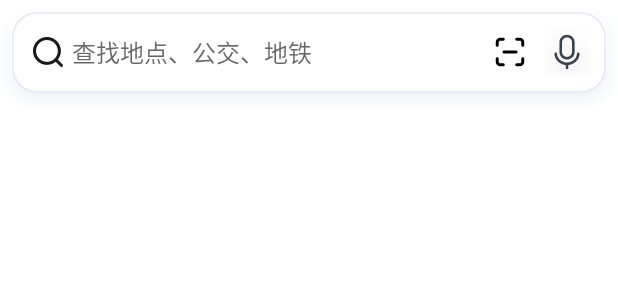
After one commit to epicmars/LiteRefreshDemo, an Android app: the layout view_amap_search_bar.xml on its own in the app's theme, with its tools: preview values and no code run, on a phone screen of 412 x 824 dp. The commit adds this screen. Shown: the top 300 px of the screen. Run offline under Robolectric (Android 15) with nearby library versions, the phone set to English and light mode, and no system bars.

Commit message:
更新高德地图搜索框UI

```diff
--- /dev/null
+++ b/demo/src/main/res/drawable/amap_sq_search_bar_container_bg_top_v2.xml
@@ -0,0 +1,6 @@
+<?xml version="1.0" encoding="utf-8"?>
+<layer-list xmlns:android="http://schemas.android.com/apk/res/android">
+    <item
+        android:bottom="-5dp"
+        android:drawable="@drawable/amap_qs_searchbar_bottom_shadows" />
+</layer-list>
--- /dev/null
+++ b/demo/src/main/res/drawable/amap_sq_search_bar_container_bg_v2.xml
@@ -0,0 +1,10 @@
+<?xml version="1.0" encoding="utf-8"?>
+<layer-list xmlns:android="http://schemas.android.com/apk/res/android">
+    <item>
+        <shape>
+            <corners android:radius="16dp"/>
+            <solid android:color="#ffffff"/>
+            <stroke android:width="1dp" android:color="#e9ecf6"/>
+        </shape>
+    </item>
+</layer-list>
--- /dev/null
+++ b/demo/src/main/res/layout/view_amap_search_bar.xml
@@ -0,0 +1,111 @@
+<?xml version="1.0" encoding="utf-8"?>
+
+<androidx.constraintlayout.widget.ConstraintLayout xmlns:android="http://schemas.android.com/apk/res/android"
+    xmlns:app="http://schemas.android.com/apk/res-auto"
+    android:layout_width="match_parent"
+    android:layout_height="wrap_content">
+
+    <View
+        android:layout_width="match_parent"
+        android:layout_height="54dp"
+        app:layout_constraintBottom_toBottomOf="parent"
+        app:layout_constraintEnd_toEndOf="parent"
+        app:layout_constraintStart_toStartOf="parent" />
+
+    <LinearLayout
+        android:id="@+id/linearLayout"
+        android:layout_width="match_parent"
+        android:layout_height="wrap_content"
+        android:clipChildren="true"
+        android:clipToPadding="true"
+        android:orientation="horizontal"
+        app:layout_constraintBottom_toBottomOf="parent"
+        app:layout_constraintEnd_toEndOf="parent"
+        app:layout_constraintStart_toStartOf="parent"
+        app:layout_constraintTop_toTopOf="parent">
+
+        <LinearLayout
+            android:id="@+id/maphome_searchbar_container"
+            android:layout_width="match_parent"
+            android:layout_height="wrap_content"
+            android:background="@drawable/amap_sq_search_bar_container_bg_top_v2"
+            android:orientation="horizontal"
+            android:padding="8dp">
+
+            <LinearLayout
+                android:id="@+id/maphome_searchbar_bg"
+                android:layout_width="match_parent"
+                android:layout_height="54dp"
+                android:background="@drawable/amap_sq_search_bar_container_bg_v2"
+                android:gravity="center_vertical"
+                android:orientation="horizontal">
+
+                <ImageView
+                    android:layout_width="24dp"
+                    android:layout_height="24dp"
+                    android:layout_gravity="center_vertical"
+                    android:layout_marginLeft="12dp"
+                    android:src="@drawable/amap_btn_search" />
+
+                <LinearLayout
+                    android:id="@+id/layout_searchbar_content"
+                    android:layout_width="0dp"
+                    android:layout_height="wrap_content"
+                    android:layout_gravity="center_vertical"
+                    android:layout_marginLeft="4dp"
+                    android:layout_weight="1"
+                    android:orientation="horizontal">
+
+                    <TextView
+                        android:id="@+id/txt_hotword"
+                        android:layout_width="wrap_content"
+                        android:layout_height="wrap_content"
+                        android:layout_gravity="center_vertical"
+                        android:contentDescription="查找地点、公交、地铁"
+                        android:ellipsize="end"
+                        android:hint="查找地点、公交、地铁"
+                        android:lines="1"
+                        android:textSize="16dp" />
+
+                    <ImageView
+                        android:id="@+id/img_hotword_icon"
+                        android:layout_width="19dp"
+                        android:layout_height="19dp"
+                        android:layout_gravity="center_vertical"
+                        android:layout_marginLeft="4dp" />
+                </LinearLayout>
+
+                <ImageView
+                    android:id="@+id/btn_qrscan"
+                    android:layout_width="24dp"
+                    android:layout_height="24dp"
+                    android:layout_gravity="center_vertical"
+                    android:layout_marginLeft="4dp"
+                    android:contentDescription="扫一扫"
+                    android:src="@drawable/amap_searchbar_qrscan" />
+
+                <RelativeLayout
+                    android:id="@+id/btn_voice"
+                    android:layout_width="36dp"
+                    android:layout_height="36dp"
+                    android:layout_gravity="center_vertical"
+                    android:layout_marginLeft="10dp"
+                    android:layout_marginRight="6dp"
+                    android:clipChildren="true"
+                    android:clipToPadding="true"
+                    android:gravity="center_vertical">
+
+                    <ImageView
+                        android:id="@+id/btn_emoji"
+                        android:layout_width="36dp"
+                        android:layout_height="wrap_content"
+                        android:layout_alignWithParentIfMissing="true"
+                        android:layout_centerVertical="true"
+                        android:layout_marginRight="4dp"
+                        android:src="@drawable/amap_vui_emoji_cannot_wakeup" />
+
+                </RelativeLayout>
+            </LinearLayout>
+        </LinearLayout>
+    </LinearLayout>
+</androidx.constraintlayout.widget.ConstraintLayout>
--- a/demo/src/main/res/values/colors.xml
+++ b/demo/src/main/res/values/colors.xml
@@ -7,4 +7,9 @@
     <color name="teal_700">#FF018786</color>
     <color name="black">#FF000000</color>
     <color name="white">#FFFFFFFF</color>
+
+    <color name="amap_transparent">#00000000</color>
+    <color name="amap_common_bg">#f6f7f8</color>
+    <color name="amap_c_1">#ffffff</color>
+
 </resources>
```
Also changed, not shown: demo/src/main/java/literefresh/demo/AmapFragment.kt (+20 -7 lines), demo/src/main/java/literefresh/demo/utils/StatusBarUtils.kt (added, +20 -0 lines), demo/src/main/res/drawable/amap_map_home_rect_layout_bg.xml (added, +13 -0 lines), demo/src/main/res/drawable/amap_map_home_rect_layout_bg_top.xml (added, +14 -0 lines), demo/src/main/res/drawable/amap_sq_search_bar_container_bg_bottom_v2.xml (added, +9 -0 lines), demo/src/main/res/layout/fragment_amap.xml (+10 -6 lines), demo/src/main/res/drawable-xxhdpi/amap_btn_search.webp (added), demo/src/main/res/drawable-xxhdpi/amap_qs_searchbar_bottom_shadows.png (added), demo/src/main/res/drawable-xxhdpi/amap_searchbar_qrscan.webp (added), demo/src/main/res/drawable-xxhdpi/amap_searchbar_white_bg.png (added), demo/src/main/res/drawable-xxhdpi/amap_vui_emoji_cannot_wakeup.webp (added).
